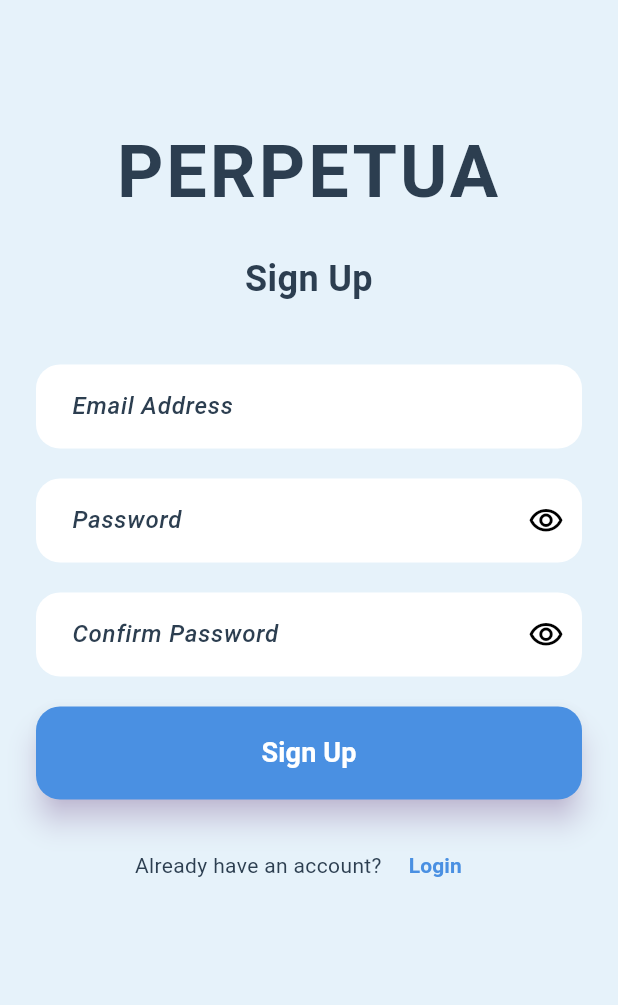
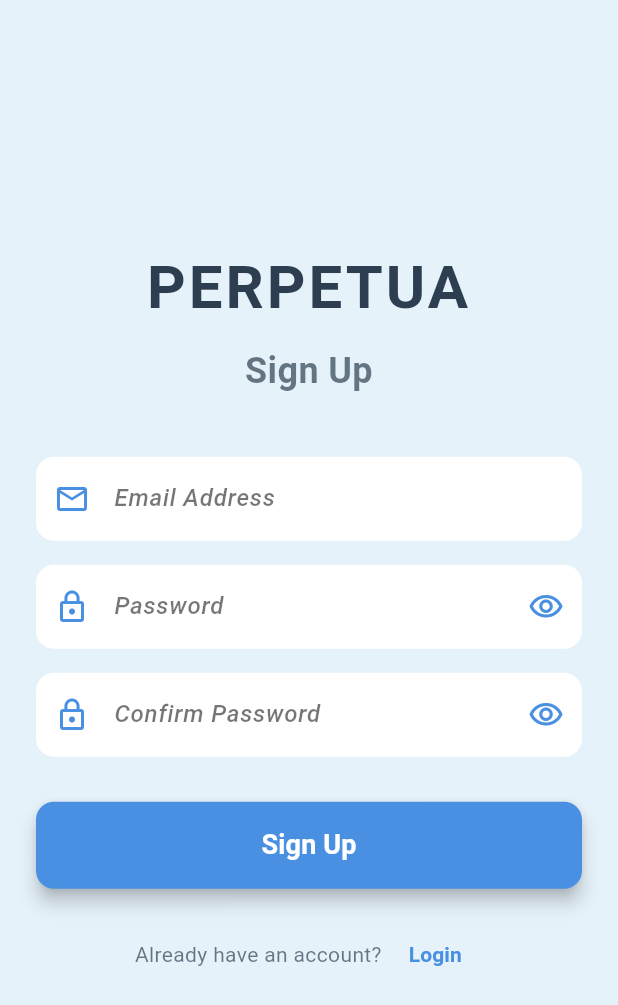
Before and after one commit to aysuyazdicutan/CS_310_Project, a Flutter app: the screen it shows after launch, after a tap on "Get Started", after a tap on "Login", after a tap on "Sign Up", on a phone screen of 412 x 824 dp. Shown: the top 1005 px of the screen. Run offline on Flutter 3.47's test engine with Material 3 defaults, Android fonts, the phone set to English and light mode, and no system bars; our stand-ins replace cloud_firestore, firebase_auth, firebase_core, google_fonts, shared_preferences; accounts and stored records are empty.

Commit message:
Dark Mode UI renkleri duzeltildi ve Signup navigasyonu guncellendi

```diff
--- a/lib/screens/login_screen.dart
+++ b/lib/screens/login_screen.dart
@@ -1,6 +1,8 @@
 import 'package:flutter/material.dart';
+import 'package:provider/provider.dart'; // Eklendi
 import '../services/auth_service.dart';
 import 'signup_screen.dart';
+import '../providers/settings_provider.dart'; // Eklendi
 
 class LoginScreen extends StatefulWidget {
   const LoginScreen({super.key});
@@ -59,7 +61,6 @@ class _LoginScreenState extends State<LoginScreen> {
         password: _passwordController.text,
       );
 
-      // If login was successful, navigation will be handled by AppRouter
       if (mounted) {
         Navigator.pushReplacementNamed(context, '/home');
       }
@@ -75,7 +76,18 @@ class _LoginScreenState extends State<LoginScreen> {
 
   @override
   Widget build(BuildContext context) {
+    // --- DARK MODE AYARLARI ---
+    final settings = context.watch<SettingsProvider>();
+    final isDark = settings.darkModeEnabled;
+
+    // Renkleri burada belirliyoruz
+    final textColor = isDark ? Colors.white : const Color(0xFF2C3E50);
+    final inputFillColor = isDark ? const Color(0xFF1E293B) : Colors.white;
+    final labelColor = isDark ? Colors.white70 : const Color(0xFF2C3E50);
+
     return Scaffold(
+      // Arka plan rengini main.dart hallediyor ama garanti olsun diye buraya da ekledim
+      backgroundColor: isDark ? const Color(0xFF0F172A) : const Color(0xFFE6F2FA),
       body: SafeArea(
         child: SingleChildScrollView(
           padding: const EdgeInsets.symmetric(horizontal: 24, vertical: 40),
@@ -85,24 +97,24 @@ class _LoginScreenState extends State<LoginScreen> {
               crossAxisAlignment: CrossAxisAlignment.stretch,
               children: [
                 const SizedBox(height: 40),
-                const Text(
+                Text(
                   'PERPETUA',
                   textAlign: TextAlign.center,
                   style: TextStyle(
                     fontSize: 48,
                     fontWeight: FontWeight.bold,
-                    color: Color(0xFF2C3E50),
+                    color: textColor, // Dinamik Renk
                     letterSpacing: 2,
                   ),
                 ),
                 const SizedBox(height: 20),
-                const Text(
+                Text(
                   'Login',
                   textAlign: TextAlign.center,
                   style: TextStyle(
                     fontSize: 24,
                     fontWeight: FontWeight.w600,
-                    color: Color(0xFF2C3E50),
+                    color: textColor, // Dinamik Renk
                   ),
                 ),
                 const SizedBox(height: 40),
@@ -111,13 +123,14 @@ class _LoginScreenState extends State<LoginScreen> {
                   keyboardType: TextInputType.emailAddress,
                   textInputAction: TextInputAction.next,
                   validator: _validateEmail,
+                  style: TextStyle(color: textColor), // Input yazı rengi
                   decoration: InputDecoration(
                     labelText: 'Email Address',
-                    labelStyle: const TextStyle(
-                      color: Color(0xFF2C3E50),
+                    labelStyle: TextStyle(
+                      color: labelColor, // Label rengi
                     ),
                     filled: true,
-                    fillColor: Colors.white,
+                    fillColor: inputFillColor, // Input arka planı
                     border: OutlineInputBorder(
                       borderRadius: BorderRadius.circular(16),
                       borderSide: BorderSide.none,
@@ -135,13 +148,14 @@ class _LoginScreenState extends State<LoginScreen> {
                   textInputAction: TextInputAction.done,
                   validator: _validatePassword,
                   onFieldSubmitted: (_) => _handleLogin(),
+                  style: TextStyle(color: textColor), // Input yazı rengi
                   decoration: InputDecoration(
                     labelText: 'Password',
-                    labelStyle: const TextStyle(
-                      color: Color(0xFF2C3E50),
+                    labelStyle: TextStyle(
+                      color: labelColor, // Label rengi
                     ),
                     filled: true,
-                    fillColor: Colors.white,
+                    fillColor: inputFillColor, // Input arka planı
                     border: OutlineInputBorder(
                       borderRadius: BorderRadius.circular(16),
                       borderSide: BorderSide.none,
@@ -155,6 +169,7 @@ class _LoginScreenState extends State<LoginScreen> {
                         _obscurePassword
                             ? Icons.visibility_outlined
                             : Icons.visibility_off_outlined,
+                        color: textColor, // İkon rengi
                       ),
                       onPressed: () {
                         setState(() {
@@ -218,10 +233,10 @@ class _LoginScreenState extends State<LoginScreen> {
                 Row(
                   mainAxisAlignment: MainAxisAlignment.center,
                   children: [
-                    const Text(
+                    Text(
                       "Don't have an account? ",
                       style: TextStyle(
-                        color: Color(0xFF2C3E50),
+                        color: textColor, // Dinamik Renk
                       ),
                     ),
                     TextButton(
--- a/lib/screens/signup_screen.dart
+++ b/lib/screens/signup_screen.dart
@@ -1,6 +1,7 @@
 import 'package:flutter/material.dart';
+import 'package:provider/provider.dart';
 import '../services/auth_service.dart';
-import 'login_screen.dart';
+import '../providers/settings_provider.dart';
 
 class SignUpScreen extends StatefulWidget {
   const SignUpScreen({super.key});
@@ -14,6 +15,7 @@ class _SignUpScreenState extends State<SignUpScreen> {
   final _emailController = TextEditingController();
   final _passwordController = TextEditingController();
   final _confirmPasswordController = TextEditingController();
+
   bool _obscurePassword = true;
   bool _obscureConfirmPassword = true;
   bool _isLoading = false;
@@ -28,30 +30,19 @@ class _SignUpScreenState extends State<SignUpScreen> {
   }
 
   String? _validateEmail(String? value) {
-    if (value == null || value.isEmpty) {
-      return 'Please enter your email';
-    }
+    if (value == null || value.isEmpty) return 'Please enter your email';
     final emailRegex = RegExp(r'^[\w-\.]+@([\w-]+\.)+[\w-]{2,4}$');
-    if (!emailRegex.hasMatch(value)) {
-      return 'Please enter a valid email address';
-    }
+    if (!emailRegex.hasMatch(value)) return 'Please enter a valid email address';
     return null;
   }
 
   String? _validatePassword(String? value) {
-    if (value == null || value.isEmpty) {
-      return 'Please enter a password';
-    }
-    if (value.length < 6) {
-      return 'Password must be at least 6 characters';
-    }
+    if (value == null || value.isEmpty) return 'Please enter a password';
+    if (value.length < 6) return 'Password must be at least 6 characters';
     return null;
   }
 
   String? _validateConfirmPassword(String? value) {
-    if (value == null || value.isEmpty) {
-      return 'Please confirm your password';
-    }
     if (value != _passwordController.text) {
       return 'Passwords do not match';
     }
@@ -59,9 +50,7 @@ class _SignUpScreenState extends State<SignUpScreen> {
   }
 
   Future<void> _handleSignUp() async {
-    if (!_formKey.currentState!.validate()) {
-      return;
-    }
+    if (!_formKey.currentState!.validate()) return;
 
     setState(() {
       _isLoading = true;
@@ -75,8 +64,8 @@ class _SignUpScreenState extends State<SignUpScreen> {
         password: _passwordController.text,
       );
 
-      // If sign up was successful, navigation will be handled by AppRouter
       if (mounted) {
+        // DÜZELTİLDİ: Artık Personalization yerine direkt Home sayfasına gidiyor.
         Navigator.pushReplacementNamed(context, '/home');
       }
     } catch (e) {
@@ -91,204 +80,143 @@ class _SignUpScreenState extends State<SignUpScreen> {
 
   @override
   Widget build(BuildContext context) {
+    final settings = context.watch<SettingsProvider>();
+    final isDark = settings.darkModeEnabled;
+
+    final textColor = isDark ? Colors.white : const Color(0xFF2C3E50);
+    final secondaryTextColor = isDark ? Colors.white70 : const Color(0xFF2C3E50).withOpacity(0.7);
+    final inputFillColor = isDark ? const Color(0xFF1E293B) : Colors.white;
+    final primaryColor = const Color(0xFF4A90E2);
+
     return Scaffold(
+      backgroundColor: isDark ? const Color(0xFF0F172A) : const Color(0xFFE6F2FA),
       body: SafeArea(
+        child: Center(
           child: SingleChildScrollView(
-          padding: const EdgeInsets.symmetric(horizontal: 24, vertical: 40),
+            padding: const EdgeInsets.symmetric(horizontal: 24, vertical: 20),
             child: Form(
               key: _formKey,
               child: Column(
+                mainAxisAlignment: MainAxisAlignment.center,
                 crossAxisAlignment: CrossAxisAlignment.stretch,
                 children: [
-                const SizedBox(height: 40),
-                const Text(
+                  Text(
                     'PERPETUA',
                     textAlign: TextAlign.center,
                     style: TextStyle(
-                    fontSize: 48,
+                      fontSize: 40,
                       fontWeight: FontWeight.bold,
-                    color: Color(0xFF2C3E50),
+                      color: textColor,
                       letterSpacing: 2,
                     ),
                   ),
-                const SizedBox(height: 20),
-                const Text(
+                  const SizedBox(height: 10),
+                  Text(
                     'Sign Up',
                     textAlign: TextAlign.center,
                     style: TextStyle(
                       fontSize: 24,
                       fontWeight: FontWeight.w600,
-                    color: Color(0xFF2C3E50),
+                      color: secondaryTextColor,
                     ),
                   ),
                   const SizedBox(height: 40),
-                TextFormField(
-                  controller: _emailController,
-                  keyboardType: TextInputType.emailAddress,
-                  textInputAction: TextInputAction.next,
-                  validator: _validateEmail,
-                  decoration: InputDecoration(
-                    labelText: 'Email Address',
-                    labelStyle: const TextStyle(
-                      color: Color(0xFF2C3E50),
-                    ),
-                    filled: true,
-                    fillColor: Colors.white,
-                    border: OutlineInputBorder(
-                      borderRadius: BorderRadius.circular(16),
-                      borderSide: BorderSide.none,
-                    ),
-                    contentPadding: const EdgeInsets.symmetric(
-                      horizontal: 20,
-                      vertical: 16,
-                    ),
-                  ),
-                ),
-                const SizedBox(height: 20),
-                TextFormField(
-                  controller: _passwordController,
-                  obscureText: _obscurePassword,
-                  textInputAction: TextInputAction.next,
-                  validator: _validatePassword,
-                  decoration: InputDecoration(
-                    labelText: 'Password',
-                    labelStyle: const TextStyle(
-                      color: Color(0xFF2C3E50),
-                    ),
-                    filled: true,
-                    fillColor: Colors.white,
-                    border: OutlineInputBorder(
-                      borderRadius: BorderRadius.circular(16),
-                      borderSide: BorderSide.none,
-                    ),
-                    contentPadding: const EdgeInsets.symmetric(
-                      horizontal: 20,
-                      vertical: 16,
-                    ),
-                    suffixIcon: IconButton(
-                      icon: Icon(
-                        _obscurePassword
-                            ? Icons.visibility_outlined
-                            : Icons.visibility_off_outlined,
-                      ),
-                      onPressed: () {
-                        setState(() {
-                          _obscurePassword = !_obscurePassword;
-                        });
-                      },
-                    ),
-                  ),
-                ),
-                const SizedBox(height: 20),
-                TextFormField(
-                  controller: _confirmPasswordController,
-                  obscureText: _obscureConfirmPassword,
-                  textInputAction: TextInputAction.done,
-                  validator: _validateConfirmPassword,
-                  onFieldSubmitted: (_) => _handleSignUp(),
-                  decoration: InputDecoration(
-                    labelText: 'Confirm Password',
-                    labelStyle: const TextStyle(
-                      color: Color(0xFF2C3E50),
-                    ),
-                    filled: true,
-                    fillColor: Colors.white,
-                    border: OutlineInputBorder(
-                      borderRadius: BorderRadius.circular(16),
-                      borderSide: BorderSide.none,
-                    ),
-                    contentPadding: const EdgeInsets.symmetric(
-                      horizontal: 20,
-                      vertical: 16,
-                    ),
-                    suffixIcon: IconButton(
-                      icon: Icon(
-                        _obscureConfirmPassword
-                            ? Icons.visibility_outlined
-                            : Icons.visibility_off_outlined,
-                      ),
-                      onPressed: () {
-                        setState(() {
-                          _obscureConfirmPassword = !_obscureConfirmPassword;
-                        });
-                      },
-                    ),
-                  ),
-                ),
-                const SizedBox(height: 20),
+
                   if (_errorMessage != null)
                     Container(
                       padding: const EdgeInsets.all(12),
+                      margin: const EdgeInsets.only(bottom: 20),
                       decoration: BoxDecoration(
-                      color: Colors.red.shade50,
+                        color: Colors.red.withOpacity(0.1),
                         borderRadius: BorderRadius.circular(8),
                         border: Border.all(color: Colors.red.shade200),
                       ),
                       child: Text(
                         _errorMessage!,
-                      style: TextStyle(
-                        color: Colors.red.shade700,
-                        fontSize: 14,
+                        style: const TextStyle(color: Colors.red),
+                        textAlign: TextAlign.center,
                       ),
                     ),
+
+                  _buildTextField(
+                    controller: _emailController,
+                    label: 'Email Address',
+                    icon: Icons.email_outlined,
+                    validator: _validateEmail,
+                    isDark: isDark,
+                    textColor: textColor,
+                    fillColor: inputFillColor,
                   ),
-                if (_errorMessage != null) const SizedBox(height: 20),
+                  const SizedBox(height: 16),
+
+                  _buildTextField(
+                    controller: _passwordController,
+                    label: 'Password',
+                    icon: Icons.lock_outline,
+                    isPassword: true,
+                    obscureText: _obscurePassword,
+                    onVisibilityToggle: () => setState(() => _obscurePassword = !_obscurePassword),
+                    validator: _validatePassword,
+                    isDark: isDark,
+                    textColor: textColor,
+                    fillColor: inputFillColor,
+                  ),
+                  const SizedBox(height: 16),
+
+                  _buildTextField(
+                    controller: _confirmPasswordController,
+                    label: 'Confirm Password',
+                    icon: Icons.lock_outline,
+                    isPassword: true,
+                    obscureText: _obscureConfirmPassword,
+                    onVisibilityToggle: () => setState(() => _obscureConfirmPassword = !_obscureConfirmPassword),
+                    validator: _validateConfirmPassword,
+                    isDark: isDark,
+                    textColor: textColor,
+                    fillColor: inputFillColor,
+                  ),
+                  const SizedBox(height: 30),
+
                   ElevatedButton(
                     onPressed: _isLoading ? null : _handleSignUp,
                     style: ElevatedButton.styleFrom(
-                    backgroundColor: const Color(0xFF4A90E2),
+                      backgroundColor: primaryColor,
                       foregroundColor: Colors.white,
-                    disabledBackgroundColor: Colors.grey.shade300,
-                    padding: const EdgeInsets.symmetric(vertical: 18),
+                      padding: const EdgeInsets.symmetric(vertical: 16),
                       shape: RoundedRectangleBorder(
-                      borderRadius: BorderRadius.circular(16),
+                        borderRadius: BorderRadius.circular(12),
                       ),
-                    elevation: 8,
-                    shadowColor: const Color(0xFF9B59B6).withOpacity(0.5),
+                      elevation: 5,
                     ),
                     child: _isLoading
                         ? const SizedBox(
-                          height: 20,
-                          width: 20,
-                          child: CircularProgressIndicator(
-                            strokeWidth: 2,
-                            valueColor: AlwaysStoppedAnimation<Color>(
-                              Colors.white,
-                            ),
-                          ),
+                            height: 24,
+                            width: 24,
+                            child: CircularProgressIndicator(color: Colors.white, strokeWidth: 2)
                           )
                         : const Text(
                             'Sign Up',
-                          style: TextStyle(
-                            fontSize: 18,
-                            fontWeight: FontWeight.bold,
-                          ),
+                            style: TextStyle(fontSize: 18, fontWeight: FontWeight.bold),
                           ),
                   ),
                   const SizedBox(height: 20),
+
                   Row(
                     mainAxisAlignment: MainAxisAlignment.center,
                     children: [
-                    const Text(
-                      'Already have an account? ',
-                      style: TextStyle(
-                        color: Color(0xFF2C3E50),
-                      ),
+                      Text(
+                        "Already have an account? ",
+                        style: TextStyle(color: secondaryTextColor),
                       ),
                       TextButton(
                         onPressed: () {
-                        Navigator.push(
-                          context,
-                          MaterialPageRoute(
-                            builder: (context) => const LoginScreen(),
-                          ),
-                        );
+                          Navigator.pushReplacementNamed(context, '/login');
                         },
-                      child: const Text(
+                        child: Text(
                           'Login',
                           style: TextStyle(
-                          color: Color(0xFF4A90E2),
-                          fontWeight: FontWeight.w600,
+                            color: primaryColor,
+                            fontWeight: FontWeight.bold,
                           ),
                         ),
                       ),
@@ -299,6 +227,54 @@ class _SignUpScreenState extends State<SignUpScreen> {
             ),
           ),
         ),
+      ),
+    );
+  }
+
+  Widget _buildTextField({
+    required TextEditingController controller,
+    required String label,
+    required IconData icon,
+    bool isPassword = false,
+    bool obscureText = false,
+    VoidCallback? onVisibilityToggle,
+    String? Function(String?)? validator,
+    required bool isDark,
+    required Color textColor,
+    required Color fillColor,
+  }) {
+    return TextFormField(
+      controller: controller,
+      obscureText: obscureText,
+      validator: validator,
+      style: TextStyle(color: textColor),
+      decoration: InputDecoration(
+        labelText: label,
+        labelStyle: TextStyle(color: isDark ? Colors.white60 : Colors.black54),
+        prefixIcon: Icon(icon, color: const Color(0xFF4A90E2)),
+        suffixIcon: isPassword
+            ? IconButton(
+                icon: Icon(
+                  obscureText ? Icons.visibility_outlined : Icons.visibility_off_outlined,
+                  color: const Color(0xFF4A90E2),
+                ),
+                onPressed: onVisibilityToggle,
+              )
+            : null,
+        filled: true,
+        fillColor: fillColor,
+        border: OutlineInputBorder(
+          borderRadius: BorderRadius.circular(12),
+          borderSide: BorderSide.none,
+        ),
+        enabledBorder: OutlineInputBorder(
+          borderRadius: BorderRadius.circular(12),
+          borderSide: BorderSide(
+            color: isDark ? Colors.white10 : Colors.transparent,
+          ),
+        ),
+        contentPadding: const EdgeInsets.symmetric(horizontal: 16, vertical: 16),
+      ),
     );
   }
 }
--- a/lib/screens/welcome_screen.dart
+++ b/lib/screens/welcome_screen.dart
@@ -1,12 +1,22 @@
 import 'package:flutter/material.dart';
 import 'package:google_fonts/google_fonts.dart';
+import 'package:provider/provider.dart'; // Eklendi
+import '../providers/settings_provider.dart'; // Eklendi
 
 class WelcomeScreen extends StatelessWidget {
   const WelcomeScreen({super.key});
 
   @override
   Widget build(BuildContext context) {
+    // --- DARK MODE KONTROLÜ ---
+    final isDark = context.watch<SettingsProvider>().darkModeEnabled;
+
+    // Eğer Dark moddaysak yazılar Beyaz, değilse Siyah
+    final textColor = isDark ? Colors.white : Colors.black;
+    final iconColor = isDark ? Colors.white : Colors.black87;
+
     return Scaffold(
+      // Arka plan rengi main.dart'tan geliyor (Koyu Siyah veya Beyaz)
       body: SafeArea(
         child: Center(
           child: Padding(
@@ -20,7 +30,7 @@ class WelcomeScreen extends StatelessWidget {
                 'Welcome to',
                 style: GoogleFonts.permanentMarker(
                   fontSize: 24,
-                  color: Colors.black,
+                  color: textColor, // Dinamik Renk
                 ),
               ),
               const SizedBox(height: 8),
@@ -29,25 +39,25 @@ class WelcomeScreen extends StatelessWidget {
                 'PERPETUA',
                 style: GoogleFonts.permanentMarker(
                   fontSize: 50,
-                  color: const Color(0xFF1565C0), // Dark blue
+                  color: const Color(0xFF1565C0), // Logo rengi sabit kalabilir veya açılabilir
                   fontWeight: FontWeight.bold,
                   letterSpacing: 2,
                 ),
               ),
               const SizedBox(height: 40),
 
-              // Stylish Icon instead of Image (Safe against errors)
+              // Stylish Icon instead of Image
               Container(
                 padding: const EdgeInsets.all(20),
                 decoration: BoxDecoration(
                   shape: BoxShape.circle,
-                  border: Border.all(width: 3, color: Colors.black),
-                  color: Colors.white.withOpacity(0.5),
+                  border: Border.all(width: 3, color: textColor), // Çerçeve rengi dinamik
+                  color: isDark ? Colors.white.withOpacity(0.1) : Colors.white.withOpacity(0.5),
                 ),
-                child: const Icon(
+                child: Icon(
                   Icons.favorite_border_rounded,
                   size: 80,
-                  color: Colors.black87,
+                  color: iconColor, // İkon rengi dinamik
                 ),
               ),
 
@@ -60,7 +70,7 @@ class WelcomeScreen extends StatelessWidget {
                   textAlign: TextAlign.center,
                   style: GoogleFonts.permanentMarker(
                     fontSize: 18,
-                    color: Colors.black87,
+                    color: iconColor, // Slogan rengi dinamik
                     height: 1.4,
                   ),
                 ),
@@ -74,10 +84,10 @@ class WelcomeScreen extends StatelessWidget {
                 },
                 style: ElevatedButton.styleFrom(
                   backgroundColor: const Color(0xFF4DD0E1), // Cyan
-                  foregroundColor: Colors.black,
-                  side: const BorderSide(color: Colors.black, width: 2),
+                  foregroundColor: Colors.black, // Buton içi yazı hep siyah kalsın, okunur.
+                  side: BorderSide(color: textColor, width: 2), // Kenarlık dinamik
                   elevation: 8,
-                  shadowColor: Colors.purple, // Retro shadow effect
+                  shadowColor: Colors.purple,
                   padding: const EdgeInsets.symmetric(horizontal: 40, vertical: 15),
                 ),
                 child: Text(
```
Lines whose indentation alone changed are shown as unchanged.
